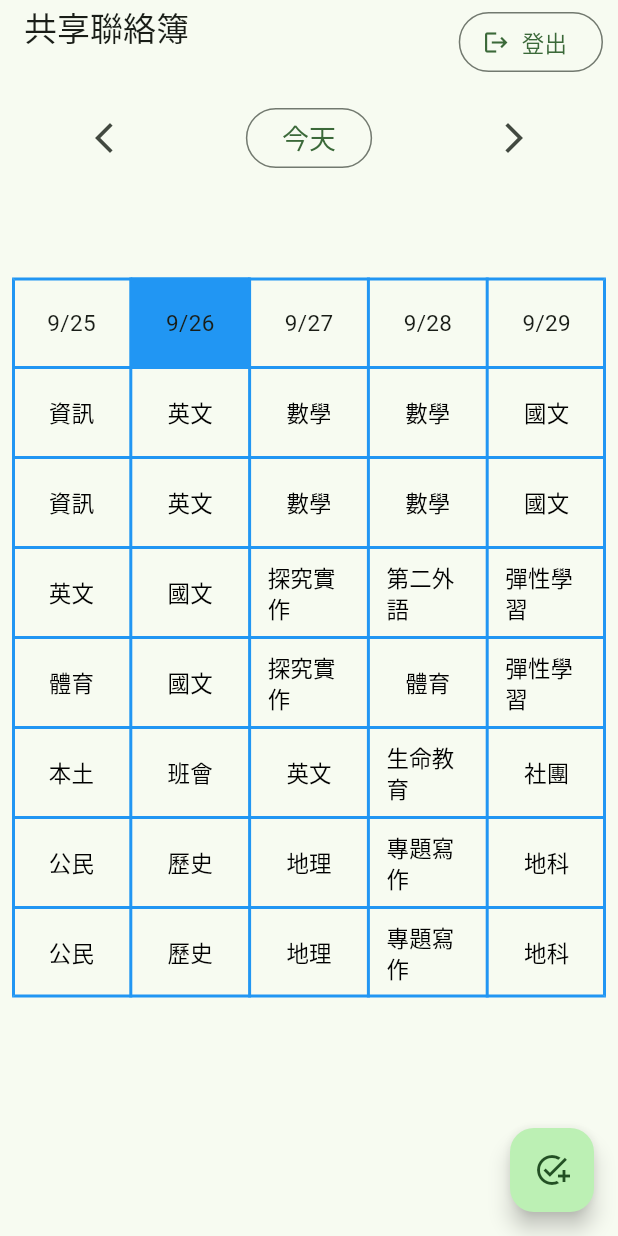
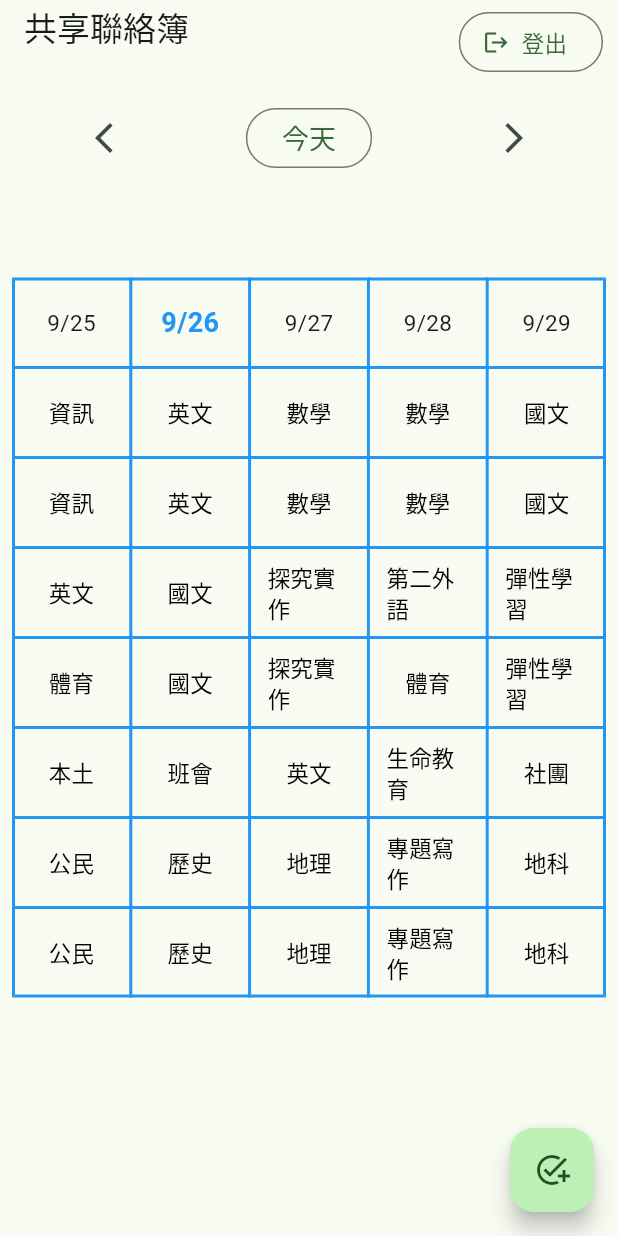
Before and after one commit to ycy-0510/class_todo_tfg, a Flutter app: the screen it shows once a user with an empty profile is signed in, on a phone screen of 412 x 824 dp. Run offline on Flutter 3.47's test engine with Material 2 defaults, Android fonts, the light colour scheme and no system bars; our stand-ins replace cloud_firestore, connectivity_plus, firebase_auth, firebase_core, flutter_native_splash, flutter_riverpod and 2 more; missing offline and left inert: dart:html, pwa_install; accounts and stored records are empty; statements that could not run were skipped.

Commit message:
change today color

```diff
--- a/lib/page/home_page.dart
+++ b/lib/page/home_page.dart
@@ -126,10 +126,14 @@ class HomeBody extends ConsumerWidget {
                                 return Container(
                                   height: 60,
                                   alignment: Alignment.center,
-                                  color: isToday ? Colors.blue : null,
                                   child: Text(
                                     '$month/$day',
-                                    style: const TextStyle(fontSize: 15),
+                                    style: TextStyle(
+                                      fontSize: isToday ? 18 : 15,
+                                      color: isToday ? Colors.blue : null,
+                                      fontWeight:
+                                          isToday ? FontWeight.bold : null,
+                                    ),
                                   ),
                                 );
                               }),
```
